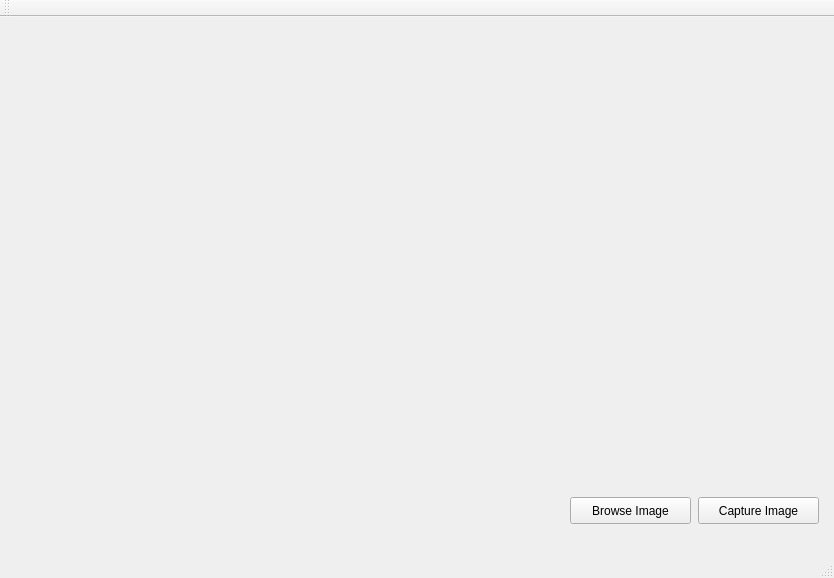
Above: mainwindow.ui from sina-cb/ColonD_ImageProcessor before the change. Below: the same form after it.
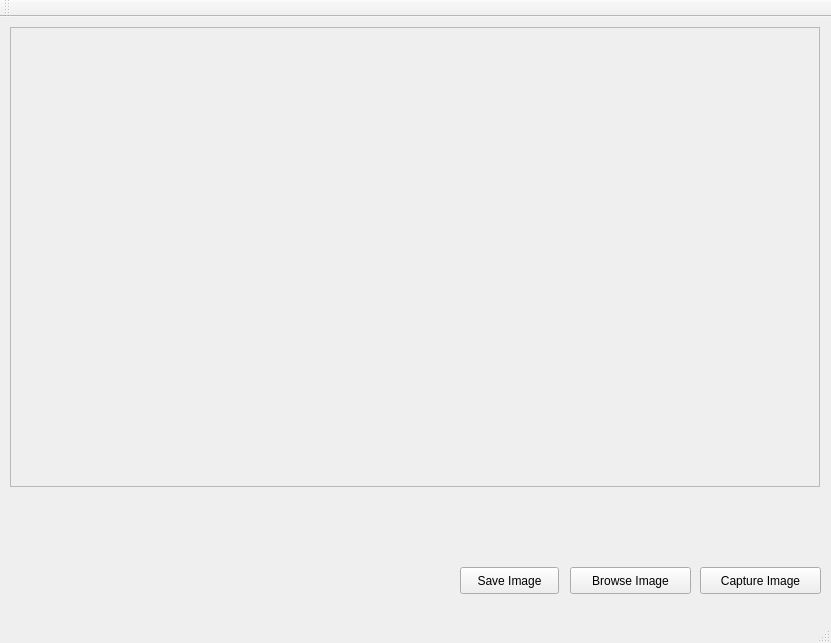
That is the form after the change.

```diff
--- a/mainwindow.ui
+++ b/mainwindow.ui
@@ -6,8 +6,8 @@
    <rect>
     <x>0</x>
     <y>0</y>
-    <width>834</width>
-    <height>578</height>
+    <width>831</width>
+    <height>643</height>
    </rect>
   </property>
   <property name="windowTitle">
@@ -17,8 +17,8 @@
    <widget class="QPushButton" name="captureBtn">
     <property name="geometry">
      <rect>
-      <x>698</x>
-      <y>480</y>
+      <x>700</x>
+      <y>550</y>
       <width>121</width>
       <height>27</height>
      </rect>
@@ -31,7 +31,7 @@
     <property name="geometry">
      <rect>
       <x>570</x>
-      <y>480</y>
+      <y>550</y>
       <width>121</width>
       <height>27</height>
      </rect>
@@ -40,6 +40,55 @@
      <string>Browse Image</string>
     </property>
    </widget>
+   <widget class="QScrollArea" name="scrollArea">
+    <property name="geometry">
+     <rect>
+      <x>10</x>
+      <y>10</y>
+      <width>810</width>
+      <height>460</height>
+     </rect>
+    </property>
+    <property name="widgetResizable">
+     <bool>true</bool>
+    </property>
+    <widget class="QWidget" name="scrollAreaWidgetContents">
+     <property name="geometry">
+      <rect>
+       <x>0</x>
+       <y>0</y>
+       <width>808</width>
+       <height>458</height>
+      </rect>
+     </property>
+     <widget class="QLabel" name="imageLbl">
+      <property name="geometry">
+       <rect>
+        <x>0</x>
+        <y>0</y>
+        <width>801</width>
+        <height>451</height>
+       </rect>
+      </property>
+      <property name="text">
+       <string/>
+      </property>
+     </widget>
+    </widget>
+   </widget>
+   <widget class="QPushButton" name="saveBtn">
+    <property name="geometry">
+     <rect>
+      <x>460</x>
+      <y>550</y>
+      <width>99</width>
+      <height>27</height>
+     </rect>
+    </property>
+    <property name="text">
+     <string>Save Image</string>
+    </property>
+   </widget>
   </widget>
   <widget class="QMenuBar" name="menuBar">
    <property name="geometry">
```
Left out of the diff: 2 changed lines with no effect on the pictures.
